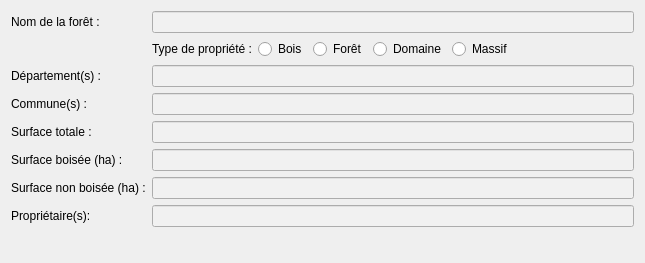
Old version of the form qsequoia2/modules/forest_data/forest_data.ui in the repository SequoiApp/Qsequoia2.
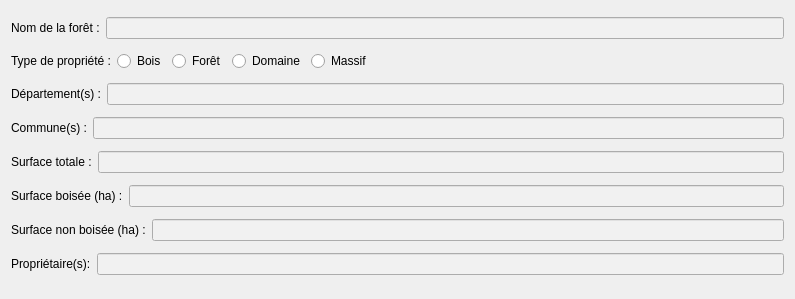
New version of the form.

Diff of the .ui file:
```diff
--- a/qsequoia2/modules/forest_data/forest_data.ui
+++ b/qsequoia2/modules/forest_data/forest_data.ui
@@ -6,8 +6,8 @@
    <rect>
     <x>0</x>
     <y>0</y>
-    <width>645</width>
-    <height>263</height>
+    <width>795</width>
+    <height>299</height>
    </rect>
   </property>
   <property name="windowTitle">
@@ -15,16 +15,16 @@
   </property>
   <layout class="QVBoxLayout" name="rootLayout">
    <item>
-    <layout class="QFormLayout" name="formLayout">
-     <item row="0" column="0">
-      <widget class="QLabel" name="label_forest_name">
+    <layout class="QHBoxLayout" name="horizontalLayout_2">
+     <item>
+      <widget class="QLabel" name="lbl_seq_id">
        <property name="text">
         <string>Nom de la forêt :</string>
        </property>
       </widget>
      </item>
-     <item row="0" column="1">
-      <widget class="QLineEdit" name="forest_name_edit">
+     <item>
+      <widget class="QLineEdit" name="seq_id_edit">
        <property name="enabled">
         <bool>true</bool>
        </property>
@@ -34,11 +34,13 @@
 font: 75 9pt &quot;Garamond&quot;;</string>
        </property>
        <property name="readOnly">
-        <bool>true</bool>
+        <bool>false</bool>
        </property>
       </widget>
      </item>
-     <item row="1" column="1">
+    </layout>
+   </item>
+   <item>
       <layout class="QHBoxLayout" name="HL2">
        <item>
         <widget class="QLabel" name="lbl_type">
@@ -90,15 +92,17 @@
        </item>
       </layout>
      </item>
-     <item row="2" column="0">
-      <widget class="QLabel" name="label_departement">
+   <item>
+    <layout class="QHBoxLayout" name="horizontalLayout_3">
+     <item>
+      <widget class="QLabel" name="lbl_deps">
        <property name="text">
         <string>Département(s) :</string>
        </property>
       </widget>
      </item>
-     <item row="2" column="1">
-      <widget class="QLineEdit" name="departement_edit">
+     <item>
+      <widget class="QLineEdit" name="dep_edit">
        <property name="enabled">
         <bool>true</bool>
        </property>
@@ -111,14 +115,18 @@
        </property>
       </widget>
      </item>
-     <item row="3" column="0">
-      <widget class="QLabel" name="label_city">
+    </layout>
+   </item>
+   <item>
+    <layout class="QHBoxLayout" name="horizontalLayout_5">
+     <item>
+      <widget class="QLabel" name="lbl_city">
        <property name="text">
         <string>Commune(s) :</string>
        </property>
       </widget>
      </item>
-     <item row="3" column="1">
+     <item>
       <widget class="QLineEdit" name="city_edit">
        <property name="enabled">
         <bool>true</bool>
@@ -132,15 +140,19 @@
        </property>
       </widget>
      </item>
-     <item row="4" column="0">
-      <widget class="QLabel" name="label_surface">
+    </layout>
+   </item>
+   <item>
+    <layout class="QHBoxLayout" name="horizontalLayout_4">
+     <item>
+      <widget class="QLabel" name="lbl_surf">
        <property name="text">
         <string>Surface totale :</string>
        </property>
       </widget>
      </item>
-     <item row="4" column="1">
-      <widget class="QLineEdit" name="surface_edit">
+     <item>
+      <widget class="QLineEdit" name="surf_edit">
        <property name="enabled">
         <bool>true</bool>
        </property>
@@ -153,15 +165,19 @@
        </property>
       </widget>
      </item>
-     <item row="5" column="0">
-      <widget class="QLabel" name="label_surface_boisee">
+    </layout>
+   </item>
+   <item>
+    <layout class="QHBoxLayout" name="horizontalLayout_6">
+     <item>
+      <widget class="QLabel" name="lbl_wooded_surf">
        <property name="text">
         <string>Surface boisée (ha) :</string>
        </property>
       </widget>
      </item>
-     <item row="5" column="1">
-      <widget class="QLineEdit" name="surface_boisee_edit">
+     <item>
+      <widget class="QLineEdit" name="wooded_surf_edit">
        <property name="enabled">
         <bool>true</bool>
        </property>
@@ -174,15 +190,19 @@
        </property>
       </widget>
      </item>
-     <item row="6" column="0">
-      <widget class="QLabel" name="label_surface_non_boisee">
+    </layout>
+   </item>
+   <item>
+    <layout class="QHBoxLayout" name="horizontalLayout_7">
+     <item>
+      <widget class="QLabel" name="lbl_no_wooded_surf">
        <property name="text">
         <string>Surface non boisée (ha) :</string>
        </property>
       </widget>
      </item>
-     <item row="6" column="1">
-      <widget class="QLineEdit" name="surface_non_boisee_edit">
+     <item>
+      <widget class="QLineEdit" name="no_wooded_surf_edit">
        <property name="enabled">
         <bool>true</bool>
        </property>
@@ -195,14 +215,18 @@
        </property>
       </widget>
      </item>
-     <item row="7" column="0">
-      <widget class="QLabel" name="label_owner">
+    </layout>
+   </item>
+   <item>
+    <layout class="QHBoxLayout" name="horizontalLayout_8">
+     <item>
+      <widget class="QLabel" name="lbl_owner">
        <property name="text">
         <string>Propriétaire(s):</string>
        </property>
       </widget>
      </item>
-     <item row="7" column="1">
+     <item>
       <widget class="QLineEdit" name="owner_edit">
        <property name="enabled">
         <bool>true</bool>
```
Left out of the diff: 2 changed lines with no effect on the pictures. Lines whose indentation alone changed are shown as unchanged.
